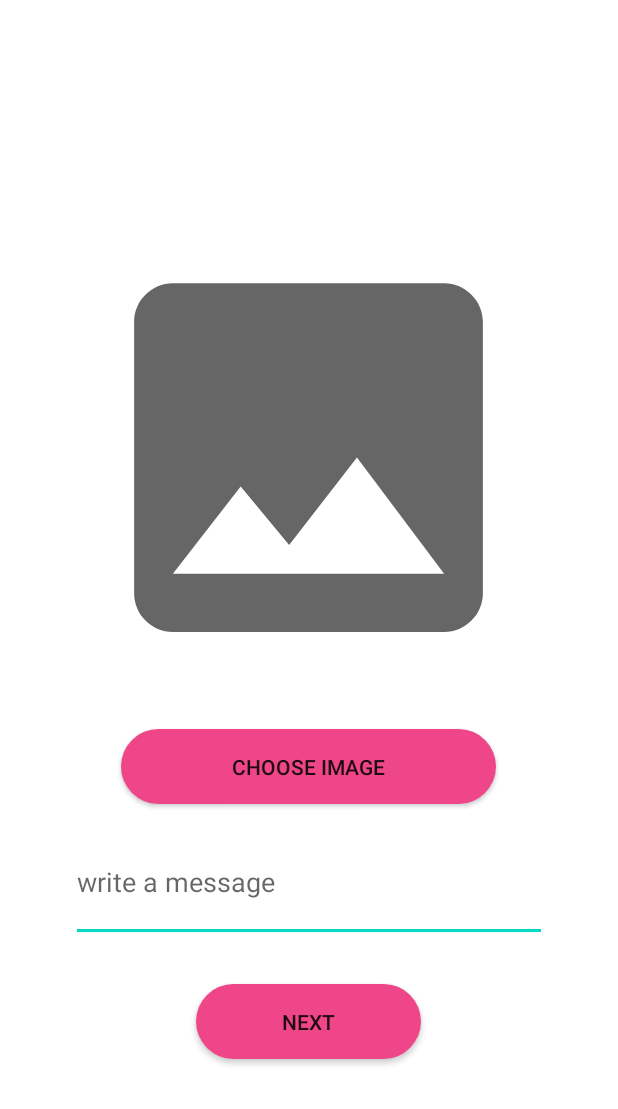
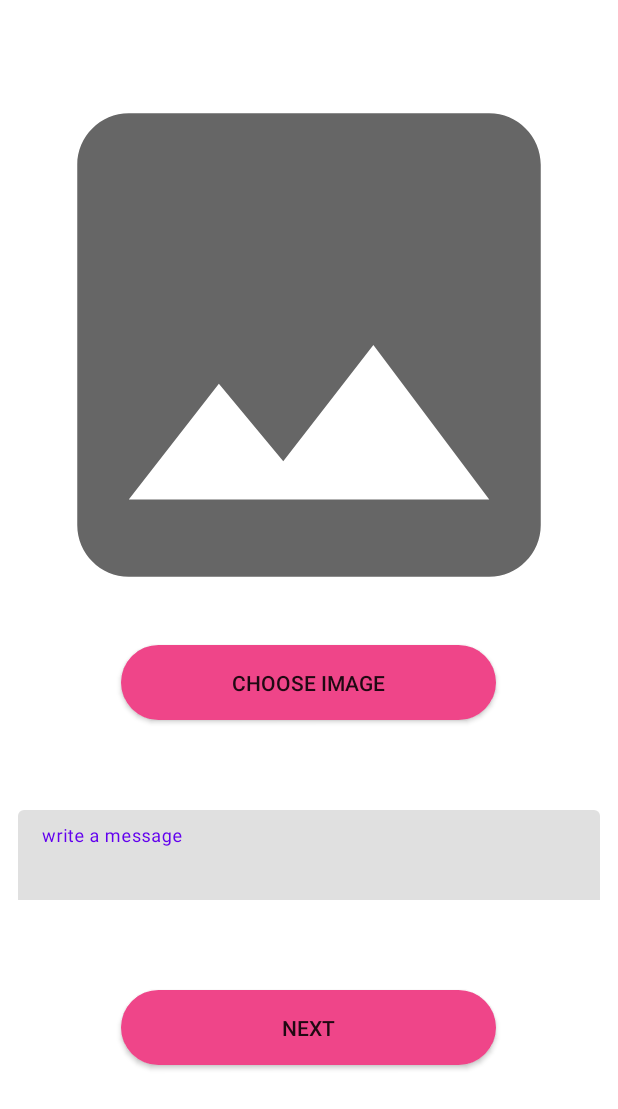
Before and after one commit to aashwinraj/Snapit, an Android app: the screen it shows after launch once a user with an empty profile is signed in (CreateSnapActivity), after a tap on an icon or button, on a phone screen of 412 x 824 dp. Shown: the top 1109 px of the screen. Run offline under Robolectric (Android 15) with nearby library versions, the phone set to English and light mode, and no system bars; our stand-ins replace Firebase (no records; nobody signed in at launch, a user with empty details on screens opened directly).

```diff
--- a/app/src/main/java/com/example/snapit/MainActivity.kt
+++ b/app/src/main/java/com/example/snapit/MainActivity.kt
@@ -28,6 +28,7 @@ class MainActivity : SnackbarActivity() {
 
         val intent = Intent(this, SnapActivity::class.java)
         startActivity(intent)
+        finish()
     }
 
     override fun onCreate(savedInstanceState: Bundle?) {
--- a/app/src/main/java/com/example/snapit/SnapActivity.kt
+++ b/app/src/main/java/com/example/snapit/SnapActivity.kt
@@ -15,7 +15,7 @@ import com.google.firebase.database.DataSnapshot
 import com.google.firebase.database.DatabaseError
 import com.google.firebase.database.FirebaseDatabase
 
-class SnapActivity : AppCompatActivity() {
+class SnapActivity : SnackbarActivity() {
     private val mAuth = FirebaseAuth.getInstance()
     var list_view_snaps: ListView? = null
     var snaps: ArrayList<DataSnapshot>? = ArrayList()
@@ -24,9 +24,12 @@ class SnapActivity : AppCompatActivity() {
         setContentView(R.layout.activity_snap)
         var emails: ArrayList<String> = ArrayList()
         list_view_snaps = findViewById(R.id.list_view_snaps)
+
         val adapter = ArrayAdapter(this,
             android.R.layout.simple_expandable_list_item_1, emails)
+
         list_view_snaps?.adapter = adapter
+
         FirebaseDatabase.getInstance().reference.child("users").child(mAuth.currentUser?.uid!!).child("snaps")
                 .addChildEventListener(object : ChildEventListener {
                     override fun onChildAdded(snapshot: DataSnapshot, previousChildName: String?) {
--- a/app/src/main/res/layout/activity_create_snap.xml
+++ b/app/src/main/res/layout/activity_create_snap.xml
@@ -4,18 +4,40 @@
     android:layout_width="match_parent"
     android:layout_height="match_parent"
     android:layout_centerHorizontal="true">
+    <com.google.android.material.textfield.TextInputLayout
+        android:layout_width="match_parent"
+        android:layout_marginTop="60dp"
+        android:layout_height="60dp"
+        android:id="@+id/BoxeditTextAddText"
+android:layout_marginRight="12dp"
+
+        android:layout_below="@id/cardView_image"
+        android:layout_centerHorizontal="true"
+        android:layout_marginLeft="12dp"
+
+         >
+
+        <EditText
+            android:id="@+id/editTextAddText"
+            android:layout_width="match_parent"
+            android:layout_height="80dp"
+
+            android:hint="write a message"
+            android:textSize="18sp" />
+    </com.google.android.material.textfield.TextInputLayout>
+
 
 
     <ImageView
 
         android:id="@+id/imageSnap"
-        android:layout_width="310dp"
-        android:layout_height="310dp"
-
+        android:layout_width="match_parent"
+        android:layout_height="380dp"
+    android:scaleType="centerCrop"
         android:layout_centerHorizontal="true"
 
 
-        android:layout_marginTop="150dp"
+        android:layout_marginTop="40dp"
 
 
         android:src="@drawable/ic_baseline_image_24" />
@@ -26,7 +48,7 @@
         android:layout_height="50dp"
         android:layout_below="@+id/imageSnap"
         android:layout_centerHorizontal="true"
-        android:layout_marginTop="26dp"
+        android:layout_marginTop="10dp"
         app:cardCornerRadius="30dp">
 
         <androidx.appcompat.widget.AppCompatButton
@@ -41,11 +63,12 @@
     </androidx.cardview.widget.CardView>
     <androidx.cardview.widget.CardView
         android:id="@+id/cardView_next"
-        android:layout_width="150dp"
+        android:layout_width="250dp"
         android:layout_height="50dp"
-        android:layout_below="@+id/editTextAddText"
+
+        android:layout_below="@+id/BoxeditTextAddText"
         android:layout_centerHorizontal="true"
-        android:layout_marginTop="16dp"
+        android:layout_marginTop="60dp"
         app:cardCornerRadius="30dp">
 
         <androidx.appcompat.widget.AppCompatButton
@@ -61,16 +84,7 @@
 
 
 
-    <EditText
-        android:id="@+id/editTextAddText"
-        android:layout_width="317dp"
-        android:layout_height="80dp"
 
-        android:layout_below="@id/cardView_image"
-        android:layout_centerHorizontal="true"
-        android:layout_margin="12dp"
-        android:hint="write a message"
-        android:textSize="18sp" />
 
 
 
--- a/app/src/main/res/layout/activity_view_snaps.xml
+++ b/app/src/main/res/layout/activity_view_snaps.xml
@@ -6,15 +6,16 @@
     <ImageView
         android:id="@+id/snap_image"
         android:layout_width="match_parent"
+        android:scaleType="centerCrop"
         android:layout_height="450dp"
         android:src="@color/design_default_color_primary_variant"
         android:layout_margin="24dp"/>
     <TextView
         android:id="@+id/snap_message"
-        android:layout_width="match_parent"
+        android:layout_width="wrap_content"
         android:layout_height="wrap_content"
         android:layout_below="@id/snap_image"
-        android:layout_alignLeft="@id/snap_image"
+
         android:textSize="18sp"
         android:layout_margin="24dp"/>
 
```
Also changed, not shown: 69 other files.
